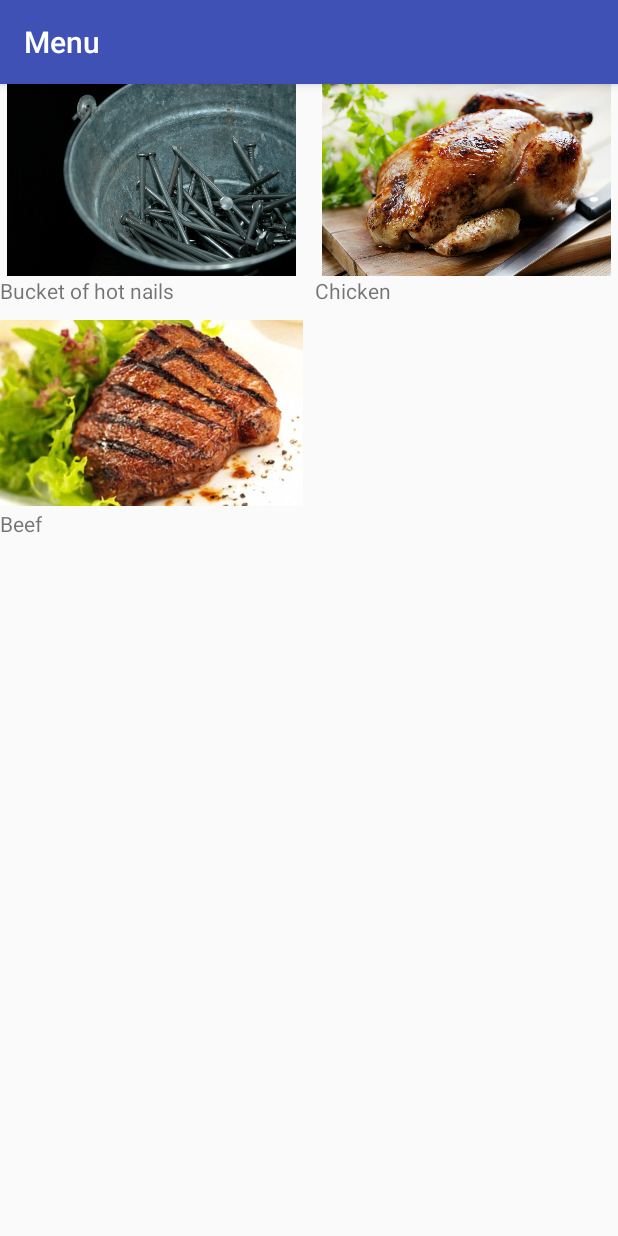
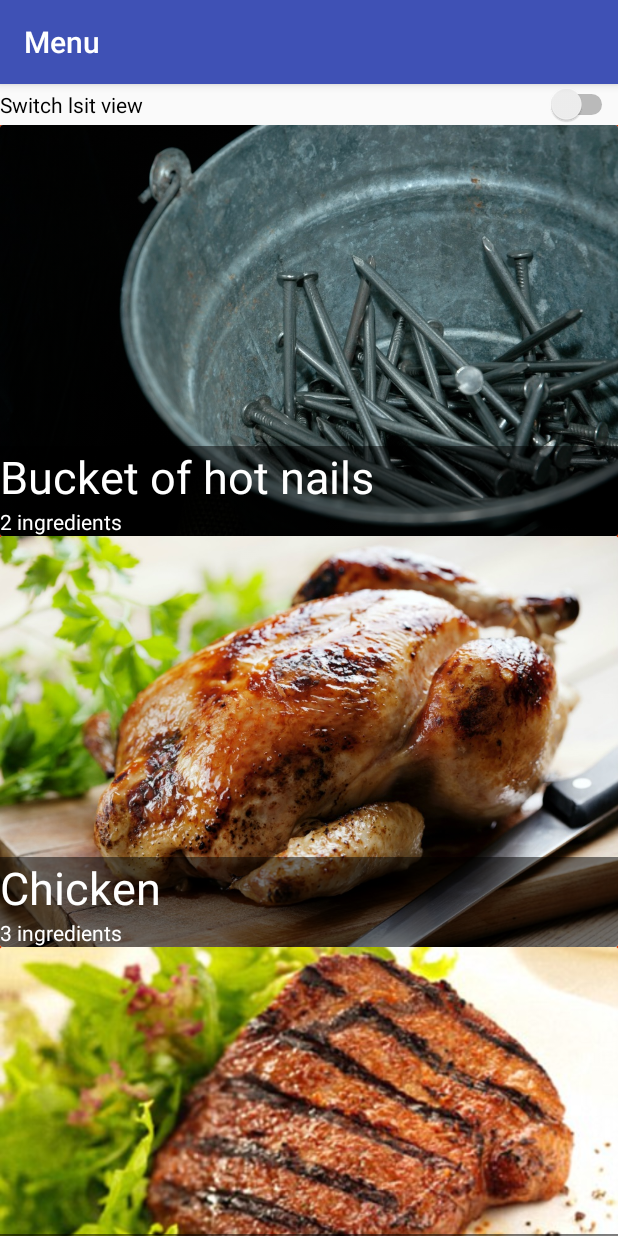
Before and after one commit to Pastornak/OrestHelloGuys, an Android app: the screen it shows after launch (MainActivity), on a phone screen of 412 x 824 dp. Run offline under Robolectric (Android 15) with nearby library versions, the phone set to English and light mode, and no system bars.

Commit message:
Added switch between list/card view, fixed design on list screen

```diff
--- a/app/src/main/java/id_iot/orest_task/MainActivity.java
+++ b/app/src/main/java/id_iot/orest_task/MainActivity.java
@@ -5,24 +5,32 @@ import android.support.v4.app.Fragment;
 import android.support.v4.app.FragmentManager;
 import android.support.v4.app.FragmentTransaction;
 import android.support.v7.app.AppCompatActivity;
+import android.widget.CompoundButton;
 import android.widget.Switch;
 
 
 public class MainActivity extends AppCompatActivity {
 
     private Fragment currentFragment;
-   // private Switch changeListView;
+    private Switch changeListView;
 
     @Override
     protected void onCreate(Bundle savedInstanceState){
         super.onCreate(savedInstanceState);
         setContentView(R.layout.main_view);
-        showFragment(new GridViewFragment());
-        //changeListView = (Switch) findViewById(R.id.change_list);
-        //changeListView.setChecked(false);
-        //if (changeListView.isChecked()) {
-        //    showFragment(new GridViewFragment());
-       // }
+        showFragment(new RecycleView());
+        changeListView = (Switch) findViewById(R.id.change_list);
+        changeListView.setOnCheckedChangeListener(new CompoundButton.OnCheckedChangeListener() {
+            @Override
+            public void onCheckedChanged(CompoundButton compoundButton, boolean b) {
+                if (changeListView.isChecked()) {
+                    showFragment(new GridViewFragment());
+                }
+                else{
+                    showFragment(new RecycleView());
+                }
+            }
+        });
     }
 
     public void showFragment(Fragment fragment) {
--- a/app/src/main/res/layout/card_view.xml
+++ b/app/src/main/res/layout/card_view.xml
@@ -1,42 +1,37 @@
 <?xml version="1.0" encoding="utf-8"?>
-<LinearLayout xmlns:android="http://schemas.android.com/apk/res/android"
+<android.support.v7.widget.CardView xmlns:android="http://schemas.android.com/apk/res/android"
     android:orientation="vertical" android:layout_width="match_parent"
-    android:layout_height="wrap_content">
-
-    <android.support.v7.widget.CardView
-        android:layout_width="match_parent"
-        android:layout_height="wrap_content"
-        android:id="@+id/cv"
-        android:layout_margin="10dp"
-        >
+    android:layout_height="wrap_content"
+    android:id="@+id/cv">
         <RelativeLayout
             android:layout_width="match_parent"
             android:layout_height="wrap_content"
-            android:padding="16dp"
-            android:layout_marginBottom="10dp"
             >
             <ImageView
                 android:layout_width="match_parent"
-                android:layout_height="140dp"
+                android:layout_height="match_parent"
                 android:id="@+id/item_image"
                 android:layout_centerInParent="true"
                 android:layout_alignParentTop="true"
-                android:maxHeight="140dp"
+                android:adjustViewBounds="true"
+                android:scaleType="centerCrop"
                 />
             <TextView
-                android:layout_width="wrap_content"
+                android:layout_width="match_parent"
+                android:layout_height="wrap_content"
+                android:id="@+id/item_detail"
+                android:layout_alignBottom="@id/item_image"
+                android:background="@color/colorTransparentBlack"
+                android:textColor="@color/colorWhite"
+                />
+            <TextView
+                android:layout_width="match_parent"
                 android:layout_height="wrap_content"
                 android:id="@+id/item_name"
-                android:layout_below="@id/item_image"
                 android:textSize="30sp"
-                />
-            <TextView
-                android:layout_width="wrap_content"
-                android:layout_height="wrap_content"
-                android:id="@+id/item_detail"
-                android:layout_below="@+id/item_name"
+                android:background="@color/colorTransparentBlack"
+                android:layout_above="@id/item_detail"
+                android:textColor="@color/colorWhite"
                 />
         </RelativeLayout>
-    </android.support.v7.widget.CardView>
-
-</LinearLayout>
+</android.support.v7.widget.CardView>
--- a/app/src/main/res/layout/grid_view.xml
+++ b/app/src/main/res/layout/grid_view.xml
@@ -1,6 +1,7 @@
 <?xml version="1.0" encoding="utf-8"?>
 <GridView xmlns:android="http://schemas.android.com/apk/res/android"
     android:id="@+id/gridview"
+    android:background="@color/colorRed"
     android:layout_width="match_parent"
     android:layout_height="match_parent"
     android:numColumns="2"
@@ -8,5 +9,5 @@
     android:horizontalSpacing="8dp"
     android:stretchMode="columnWidth"
     android:gravity="center"
-    android:listSelector="@color/colorRed"
+    android:listSelector="@color/colorWhite"
     />
--- a/app/src/main/res/layout/main_view.xml
+++ b/app/src/main/res/layout/main_view.xml
@@ -1,7 +1,21 @@
 <?xml version="1.0" encoding="utf-8"?>
-<FrameLayout xmlns:android="http://schemas.android.com/apk/res/android"
+<LinearLayout xmlns:android="http://schemas.android.com/apk/res/android"
     android:orientation="vertical" android:layout_width="match_parent"
     android:layout_height="match_parent"
-    android:id="@+id/container">
+    >
 
-</FrameLayout>
+    <Switch
+        android:text="Switch lsit view"
+        android:layout_width="match_parent"
+        android:layout_height="wrap_content"
+        android:id="@+id/change_list" />
+
+    <FrameLayout
+        android:layout_width="match_parent"
+        android:layout_height="match_parent"
+        android:id="@+id/container">
+
+
+    </FrameLayout>
+
+</LinearLayout>
--- a/app/src/main/res/layout/recycler_view.xml
+++ b/app/src/main/res/layout/recycler_view.xml
@@ -5,12 +5,6 @@
     android:layout_height="wrap_content"
     android:orientation="vertical"
     tools:context=".RecycleView">
-
-    <Button
-        android:text="Change List"
-        android:layout_width="match_parent"
-        android:layout_height="wrap_content"
-        android:id="@+id/change_list" />
 
     <android.support.v7.widget.RecyclerView
 
--- a/app/src/main/res/values/colors.xml
+++ b/app/src/main/res/values/colors.xml
@@ -4,4 +4,6 @@
     <color name="colorPrimaryDark">#303F9F</color>
     <color name="colorAccent">#FF4081</color>
     <color name="colorRed">#FF4000</color>
+    <color name="colorWhite">#FFFFFF</color>
+    <color name="colorTransparentBlack">#80000000</color>
 </resources>
```
Also changed, not shown: app/src/main/java/id_iot/orest_task/RecycleView.java (+0 -11 lines).
